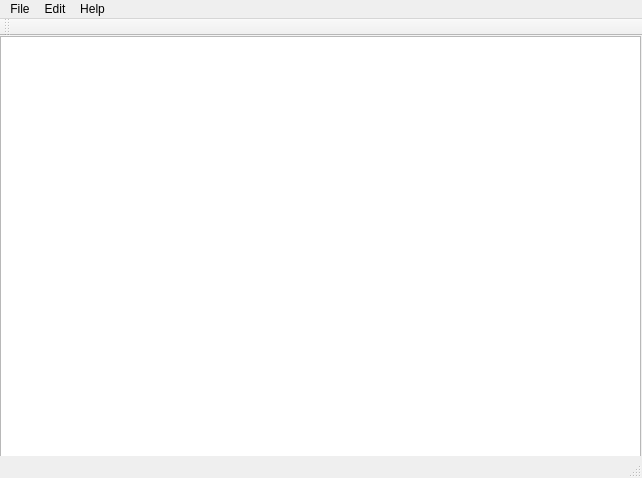
Above: nepali_spellcheck_v2/GUI/design.ui from foss-np/spellchecker-np before the change. Below: the same form after it.
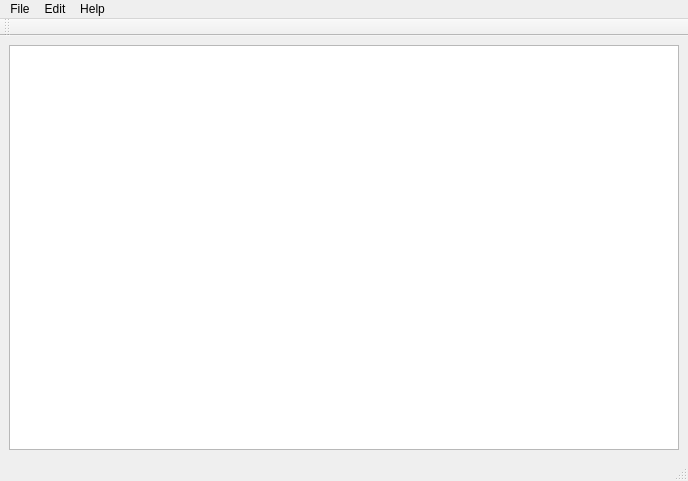
That is the form after the change.

Commit message: Added watcher functions and fixed layout

Diff of the .ui file:
```diff
--- a/nepali_spellcheck_v2/GUI/design.ui
+++ b/nepali_spellcheck_v2/GUI/design.ui
@@ -6,37 +6,48 @@
    <rect>
     <x>0</x>
     <y>0</y>
-    <width>642</width>
-    <height>478</height>
+    <width>688</width>
+    <height>481</height>
    </rect>
   </property>
   <property name="windowTitle">
    <string>Nepali SpellCHecker v2.0</string>
   </property>
   <widget class="QWidget" name="centralwidget">
-   <widget class="QTextEdit" name="textEdit">
-    <property name="geometry">
-     <rect>
-      <x>0</x>
-      <y>0</y>
-      <width>641</width>
-      <height>421</height>
-     </rect>
+   <property name="enabled">
+    <bool>true</bool>
     </property>
     <property name="sizePolicy">
-     <sizepolicy hsizetype="Preferred" vsizetype="Preferred">
+    <sizepolicy hsizetype="Expanding" vsizetype="Expanding">
       <horstretch>0</horstretch>
       <verstretch>0</verstretch>
      </sizepolicy>
     </property>
-   </widget>
+   <layout class="QVBoxLayout" name="verticalLayout">
+    <item>
+     <widget class="QTextEdit" name="textEdit">
+      <property name="sizePolicy">
+       <sizepolicy hsizetype="Expanding" vsizetype="Expanding">
+        <horstretch>10</horstretch>
+        <verstretch>10</verstretch>
+       </sizepolicy>
+      </property>
+      <property name="sizeIncrement">
+       <size>
+        <width>0</width>
+        <height>0</height>
+       </size>
+      </property>
+     </widget>
+    </item>
+   </layout>
   </widget>
   <widget class="QMenuBar" name="menubar">
    <property name="geometry">
     <rect>
      <x>0</x>
      <y>0</y>
-     <width>642</width>
+     <width>688</width>
      <height>25</height>
     </rect>
    </property>
```
Left out of the diff: 6 changed lines with no effect on the pictures. Lines whose indentation alone changed are shown as unchanged. The commit also changes 4 other files.
